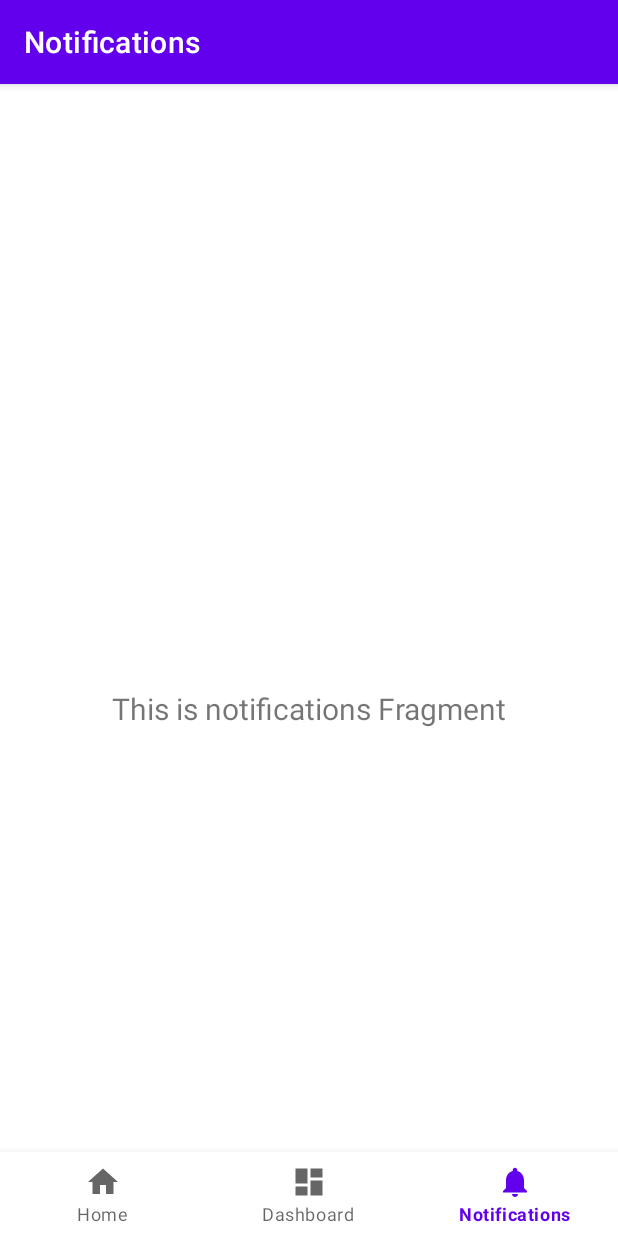
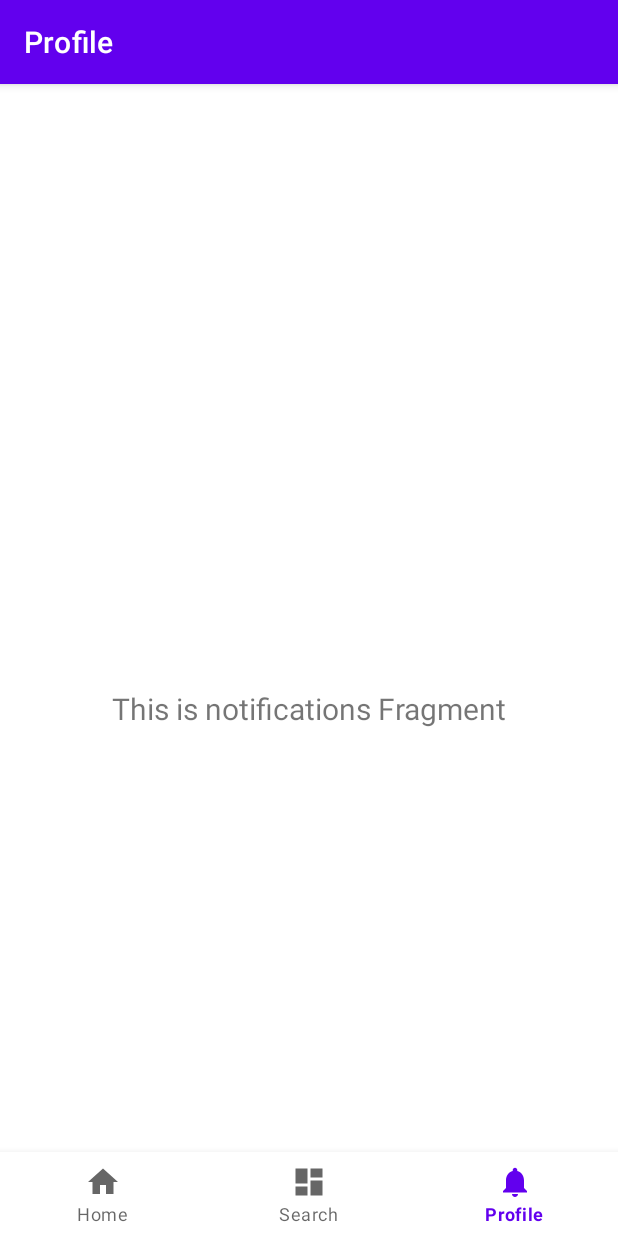
Before and after one commit to Noorrizky/Miru, an Android app: the screen it shows after launch (MainActivity), item 3 of the bottom bar chosen, on a phone screen of 412 x 824 dp. Run offline under Robolectric (Android 15) with nearby library versions, the phone set to English and light mode, and no system bars; our stand-ins replace navigation-ui.

Commit message:
Update dikit

```diff
--- a/app/src/main/res/layout/activity_splash_screen.xml
+++ b/app/src/main/res/layout/activity_splash_screen.xml
@@ -10,8 +10,8 @@
 
     <ImageView
         android:id="@+id/SplashScreenImage"
-        android:layout_width="300dp"
-        android:layout_height="200dp"
+        android:layout_width="350dp"
+        android:layout_height="360dp"
         android:src="@drawable/logo"
         app:layout_constraintBottom_toBottomOf="parent"
         app:layout_constraintLeft_toLeftOf="parent"
--- a/app/src/main/res/values/strings.xml
+++ b/app/src/main/res/values/strings.xml
@@ -1,6 +1,6 @@
 <resources>
     <string name="app_name">NontonIn</string>
     <string name="title_home">Home</string>
-    <string name="title_dashboard">Dashboard</string>
-    <string name="title_notifications">Notifications</string>
+    <string name="title_dashboard">Search</string>
+    <string name="title_notifications">Profile</string>
 </resources>
```
